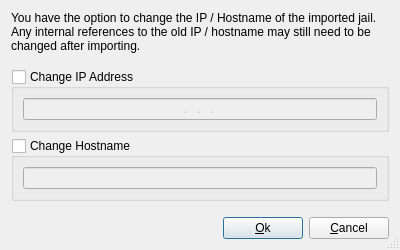
First picture: the form in src-qt4/warden-gui/dialogimport.ui, repository trueos/pcbsd, before the edit.
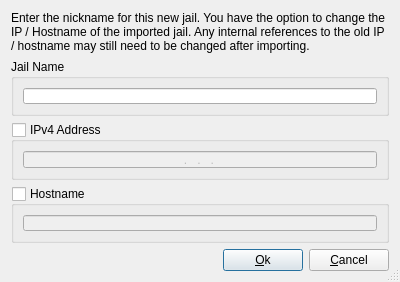
Second picture: the form after the edit. Icons and pictures are not drawn.

Commit message: Update warden GUI to use new import flags / user specfied jailname

The edit to the form file:
```diff
--- a/src-qt4/warden-gui/dialogimport.ui
+++ b/src-qt4/warden-gui/dialogimport.ui
@@ -10,7 +10,7 @@
     <x>0</x>
     <y>0</y>
     <width>400</width>
-    <height>250</height>
+    <height>282</height>
    </rect>
   </property>
   <property name="sizePolicy">
@@ -45,14 +45,45 @@
    <item row="0" column="0">
     <widget class="QLabel" name="label">
      <property name="text">
-      <string>You have the option to change the IP / Hostname of the imported jail. Any internal references to the old IP / hostname may still need to be changed after importing. </string>
+      <string>Enter the nickname for this new jail. You have the option to change the IP / Hostname of the imported jail. Any internal references to the old IP / hostname may still need to be changed after importing. </string>
      </property>
      <property name="wordWrap">
       <bool>true</bool>
      </property>
     </widget>
    </item>
-   <item row="2" column="0">
+   <item row="6" column="0">
+    <layout class="QHBoxLayout" name="horizontalLayout">
+     <item>
+      <spacer name="horizontalSpacer">
+       <property name="orientation">
+        <enum>Qt::Horizontal</enum>
+       </property>
+       <property name="sizeHint" stdset="0">
+        <size>
+         <width>40</width>
+         <height>20</height>
+        </size>
+       </property>
+      </spacer>
+     </item>
+     <item>
+      <widget class="QPushButton" name="pushOk">
+       <property name="text">
+        <string>&amp;Ok</string>
+       </property>
+      </widget>
+     </item>
+     <item>
+      <widget class="QPushButton" name="pushCancel">
+       <property name="text">
+        <string>&amp;Cancel</string>
+       </property>
+      </widget>
+     </item>
+    </layout>
+   </item>
+   <item row="3" column="0">
     <widget class="QGroupBox" name="groupIP">
      <property name="sizePolicy">
       <sizepolicy hsizetype="Preferred" vsizetype="MinimumExpanding">
@@ -61,7 +92,7 @@
       </sizepolicy>
      </property>
      <property name="title">
-      <string>Change IP Address</string>
+      <string>IPv4 Address</string>
      </property>
      <property name="checkable">
       <bool>true</bool>
@@ -86,7 +117,7 @@
      </layout>
     </widget>
    </item>
-   <item row="3" column="0">
+   <item row="4" column="0">
     <widget class="QGroupBox" name="groupHostname">
      <property name="sizePolicy">
       <sizepolicy hsizetype="Preferred" vsizetype="MinimumExpanding">
@@ -95,7 +126,7 @@
       </sizepolicy>
      </property>
      <property name="title">
-      <string>Change Hostname</string>
+      <string>Hostname</string>
      </property>
      <property name="checkable">
       <bool>true</bool>
@@ -110,49 +141,18 @@
      </layout>
     </widget>
    </item>
-   <item row="4" column="0">
-    <spacer name="verticalSpacer">
-     <property name="orientation">
-      <enum>Qt::Vertical</enum>
-     </property>
-     <property name="sizeHint" stdset="0">
-      <size>
-       <width>20</width>
-       <height>40</height>
-      </size>
-     </property>
-    </spacer>
-   </item>
    <item row="5" column="0">
-    <layout class="QHBoxLayout" name="horizontalLayout">
-     <item>
-      <spacer name="horizontalSpacer">
+    <spacer name="verticalSpacer">
        <property name="orientation">
-        <enum>Qt::Horizontal</enum>
+      <enum>Qt::Vertical</enum>
        </property>
        <property name="sizeHint" stdset="0">
         <size>
-         <width>40</width>
-         <height>20</height>
+       <width>20</width>
+       <height>40</height>
         </size>
        </property>
       </spacer>
-     </item>
-     <item>
-      <widget class="QPushButton" name="pushOk">
-       <property name="text">
-        <string>&amp;Ok</string>
-       </property>
-      </widget>
-     </item>
-     <item>
-      <widget class="QPushButton" name="pushCancel">
-       <property name="text">
-        <string>&amp;Cancel</string>
-       </property>
-      </widget>
-     </item>
-    </layout>
    </item>
    <item row="1" column="0">
     <spacer name="verticalSpacer_2">
@@ -167,6 +167,18 @@
      </property>
     </spacer>
    </item>
+   <item row="2" column="0">
+    <widget class="QGroupBox" name="groupName">
+     <property name="title">
+      <string>Jail Name</string>
+     </property>
+     <layout class="QGridLayout" name="gridLayout_4">
+      <item row="0" column="0">
+       <widget class="QLineEdit" name="lineJailName"/>
+      </item>
+     </layout>
+    </widget>
+   </item>
   </layout>
  </widget>
  <resources>
```
Lines whose indentation alone changed are shown as unchanged. The commit also changes 4 other files.
